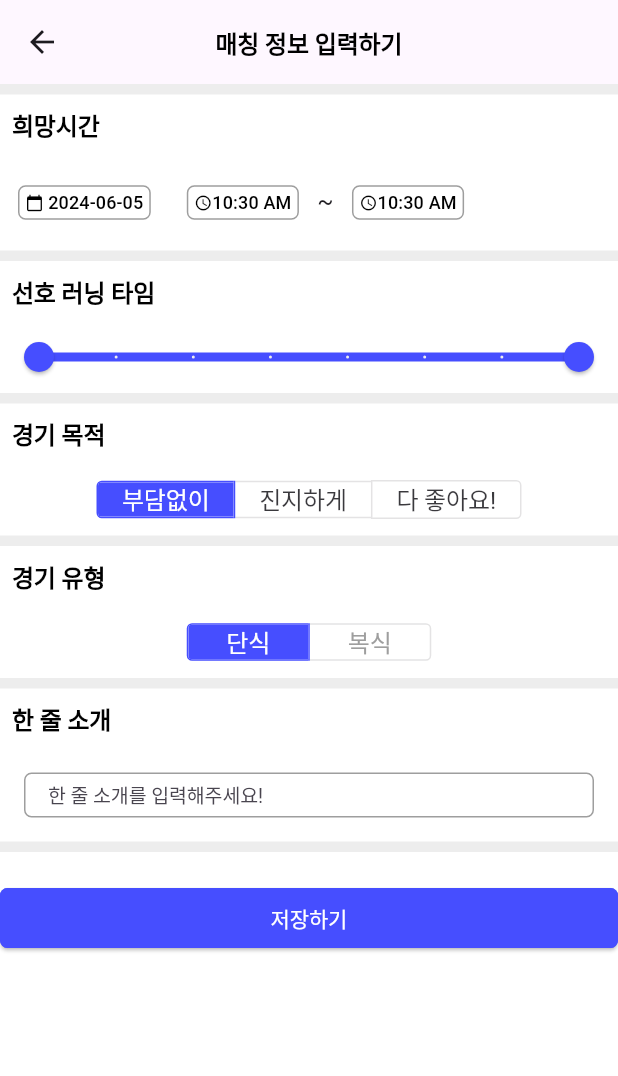
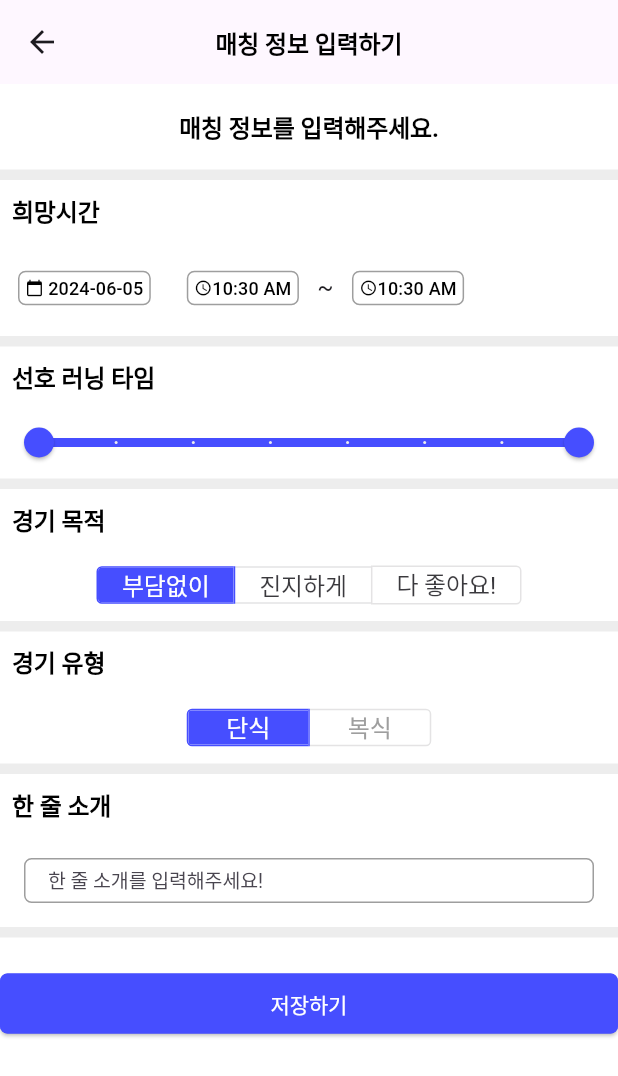
Before and after one commit to JolUpHoSoIn-sd24/tennisfunapp, a Flutter app: the RequestMatchingPage screen opened by its route, on a phone screen of 412 x 824 dp. Shown: the top 1076 px of the screen. Run offline on Flutter 3.47's test engine with Material 3 defaults, Android fonts, the phone set to English and light mode, and no system bars; our stand-ins replace flutter_card_swiper, flutter_svg, shared_preferences; accounts and stored records are empty; Roboto replaces fonts that are missing (Pretendard).

Commit message:
fix: match request message

```diff
--- a/lib/screens/match/request_matching_page.dart
+++ b/lib/screens/match/request_matching_page.dart
@@ -59,6 +59,22 @@ class _RequestMatchingPageState extends State<RequestMatchingPage>
       body: ListView(
         // padding: EdgeInsets.all(8),
         children: [
+          Container(
+            padding: EdgeInsets.all(16),
+            //color: Color(0xFFEDEDED),
+            child: Text(
+              '매칭 정보를 입력해주세요.',
+              style: TextStyle(
+                color: Colors.black,
+                fontSize: 16,
+                fontFamily: 'Pretendard',
+                fontWeight: FontWeight.w700,
+                height: 1.5,
+                letterSpacing: -0.10,
+              ),
+              textAlign: TextAlign.center,
+            ),
+          ),
           FullWidthThinBox(),
           Label('희망시간'),
           AvailableTime(context),
```
